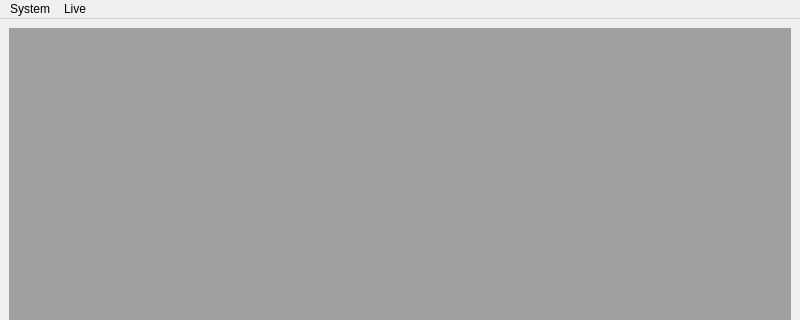
Above: mainwindow.ui from audetto/qctv before the change; both pictures show x 0 to 800 and y 0 to 320 of the 800 by 600 pixel window. Below: the same form after it.
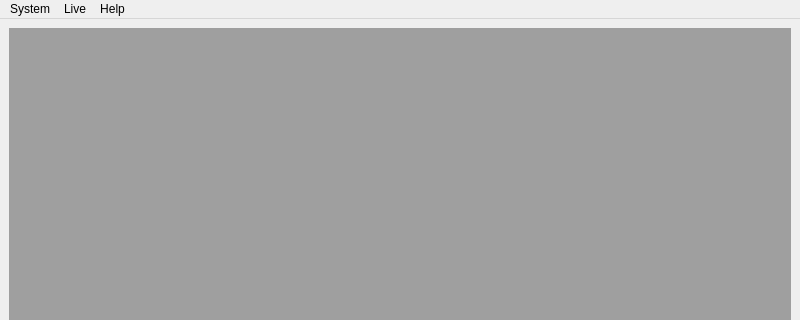
That is the form after the change.

Patch:
```diff
--- a/mainwindow.ui
+++ b/mainwindow.ui
@@ -47,8 +47,16 @@
     </property>
     <addaction name="actionPlay"/>
    </widget>
+   <widget class="QMenu" name="menuHelp">
+    <property name="title">
+     <string>Help</string>
+    </property>
+    <addaction name="actionAbout_Qt"/>
+    <addaction name="actionAbout"/>
+   </widget>
    <addaction name="menuSystem"/>
    <addaction name="menuLive"/>
+   <addaction name="menuHelp"/>
   </widget>
   <widget class="QStatusBar" name="statusbar"/>
   <action name="actionPlay">
```
Left out of the diff: 10 changed lines with no effect on the pictures.
